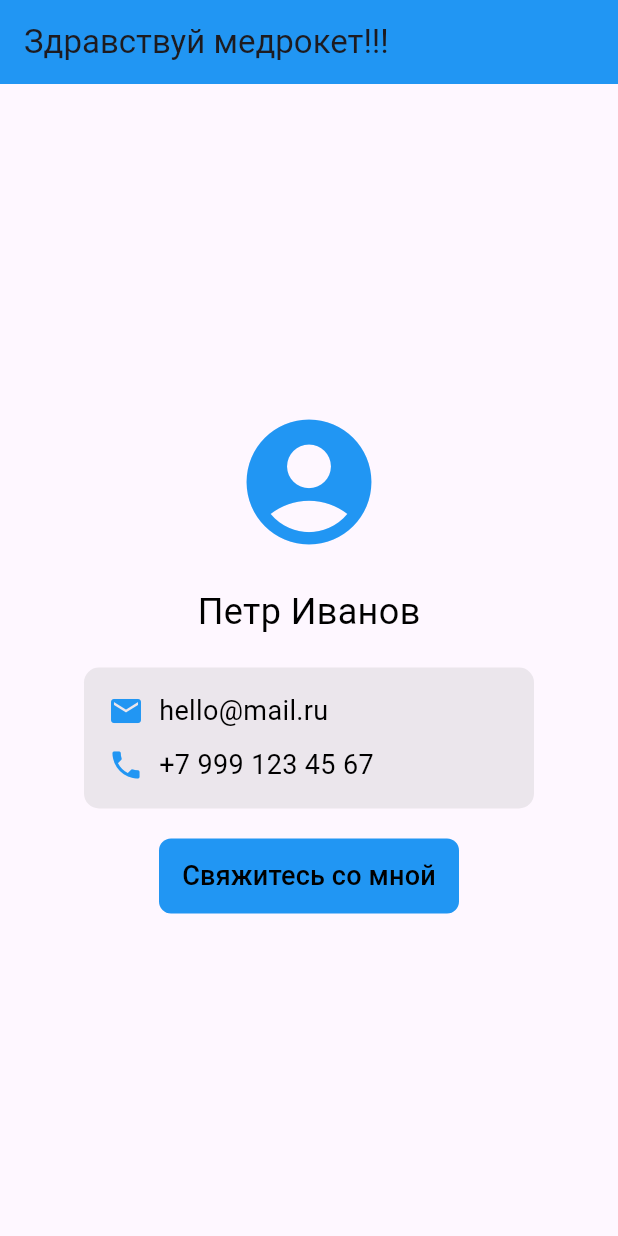
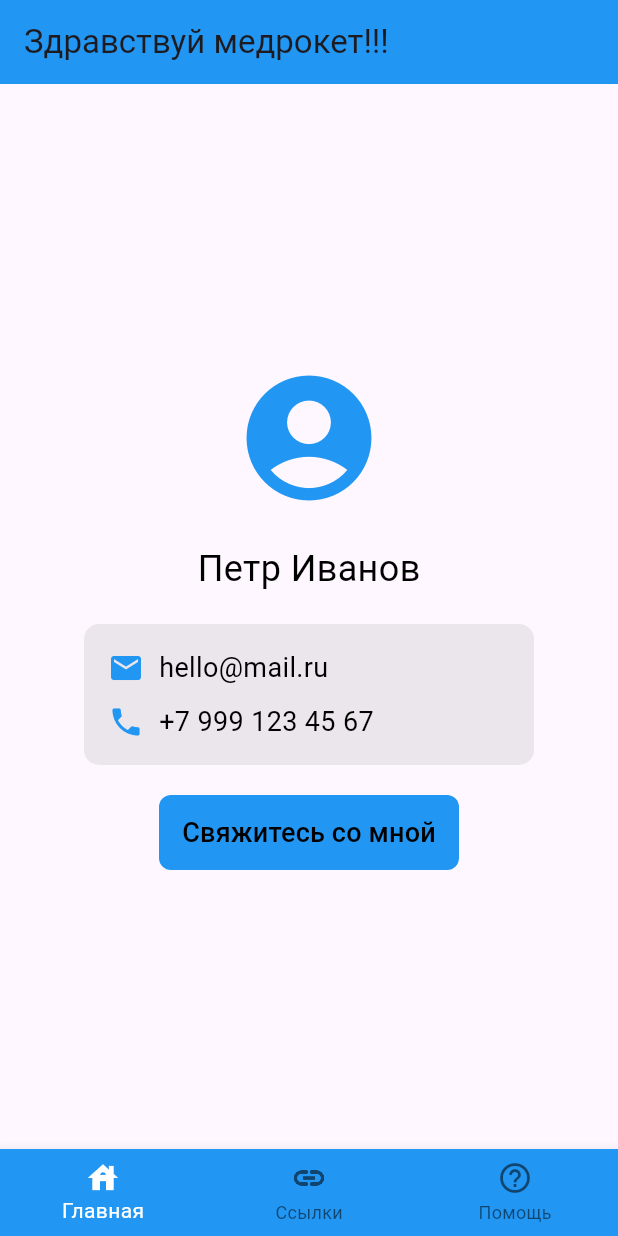
Before and after one commit to DtheCan/medrocket_hw, a Flutter app: the screen it shows after launch, after a tap on "Свяжитесь со мной", on a phone screen of 412 x 824 dp. Run offline on Flutter 3.47's test engine with Material 3 defaults, Android fonts, the phone set to English and light mode, and no system bars.

Commit message:
Вроде закончил)

```diff
--- /dev/null
+++ b/lib/BottomNavigationMenu/navigation_menu.dart
@@ -0,0 +1,51 @@
+import 'package:flutter/material.dart';
+import 'package:medrocket_hw/HomePage/home_page.dart';
+import 'package:medrocket_hw/LinkedPage/linked_page.dart';
+import 'package:medrocket_hw/HelpPage/help_page.dart';
+
+class NavigationMenu extends StatefulWidget {
+  const NavigationMenu({super.key});
+
+  @override
+  State<NavigationMenu> createState() => _NavigationMenuState();
+}
+
+class _NavigationMenuState extends State<NavigationMenu> {
+  final List<Widget> _screens = <Widget>[
+    //Главный экран профиля
+    HomePage(),
+    LinkedPage(),
+    HelpPage(),
+  ];
+
+  int _selectedIndex = 0;
+  void _onItemTapped(int index) {
+    setState(() {
+      _selectedIndex = index;
+    });
+  }
+
+  @override
+  Widget build(BuildContext context) {
+    return Scaffold(
+      body: _screens[_selectedIndex],
+      bottomNavigationBar: BottomNavigationBar(
+        backgroundColor: Colors.blue,
+        items: const <BottomNavigationBarItem>[
+          BottomNavigationBarItem(icon: Icon(Icons.house), label: 'Главная'),
+          BottomNavigationBarItem(
+            icon: Icon(Icons.link_sharp),
+            label: 'Сcылки',
+          ),
+          BottomNavigationBarItem(
+            icon: Icon(Icons.help_outline),
+            label: 'Помощь',
+          ),
+        ],
+        currentIndex: _selectedIndex,
+        selectedItemColor: Colors.white,
+        onTap: _onItemTapped,
+      ),
+    );
+  }
+}
--- a/lib/home_page.dart
+++ b/lib/HomePage/home_page.dart
@@ -1,10 +1,13 @@
 import 'package:flutter/material.dart';
 
-class Homepage extends StatelessWidget {
-  const Homepage({super.key});
+class HomePage extends StatefulWidget {
+  const HomePage({super.key});
 
-  final String hello = "Hello";
+  @override
+  State<HomePage> createState() => _HomePageState();
+}
 
+class _HomePageState extends State<HomePage> {
   @override
   Widget build(BuildContext context) {
     return Scaffold(
@@ -66,7 +69,7 @@ class Homepage extends StatelessWidget {
               height: 50,
               child: TextButton(
                 onPressed: () {
-                  print(hello);
+                  print("hello");
                 },
                 style: TextButton.styleFrom(
                   backgroundColor: Colors.blue,
--- a/lib/main.dart
+++ b/lib/main.dart
@@ -1,5 +1,5 @@
 import 'package:flutter/material.dart';
-import 'home_page.dart';
+import 'BottomNavigationMenu/navigation_menu.dart';
 
 void main() => runApp(const MyApp());
 
@@ -8,10 +8,6 @@ class MyApp extends StatelessWidget {
 
   @override
   Widget build(BuildContext context) {
-    return MaterialApp(
-      home: Scaffold(
-        body: Homepage(),
-      ),
-    );
+    return MaterialApp(home: NavigationMenu());
   }
 }
```
Also changed, not shown: lib/HelpPage/help_page.dart (added, +74 -0 lines), lib/LinkedPage/linked_page.dart (added, +37 -0 lines).
